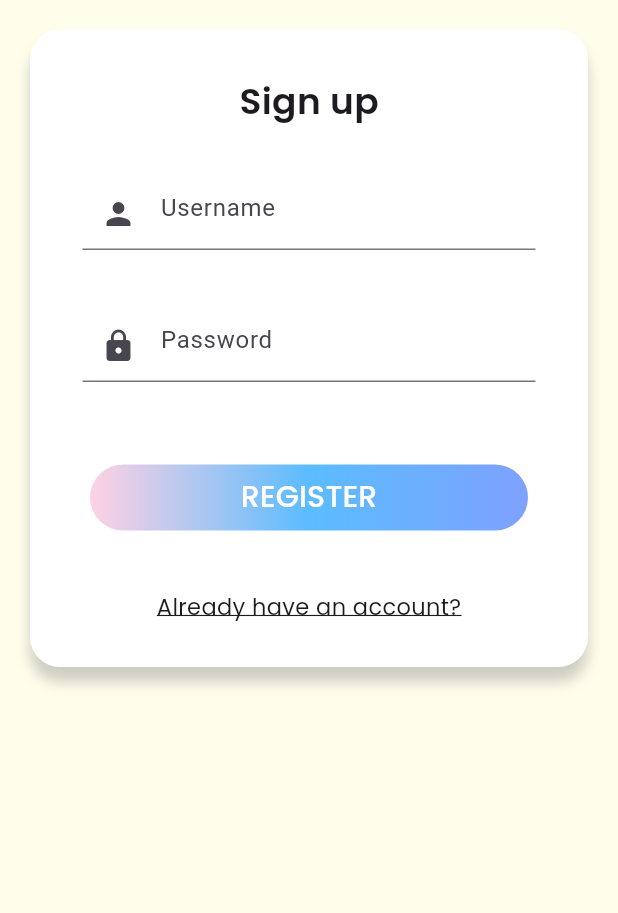
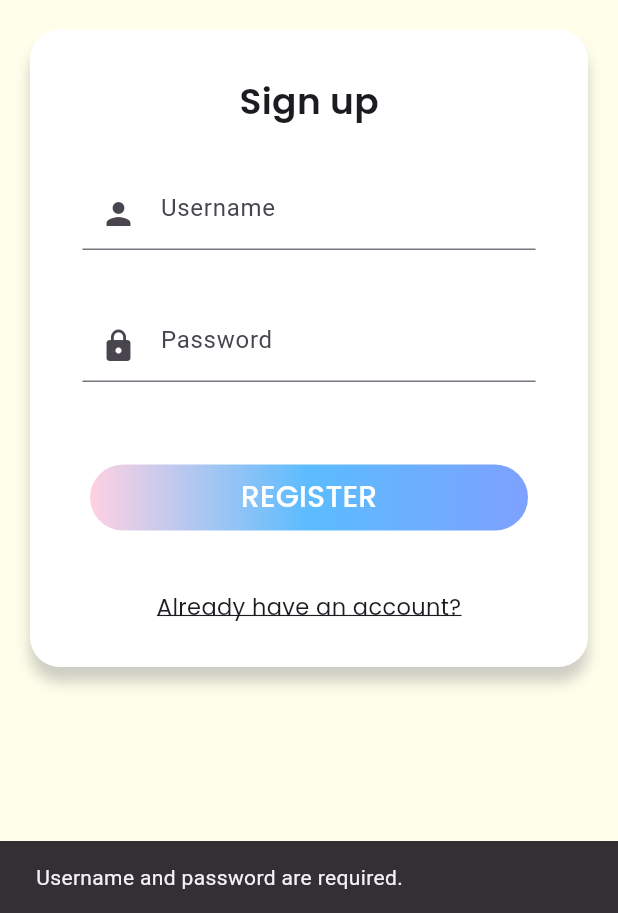
Before and after one commit to ARNE-08/Mood-Palette, a Flutter app: the SignupPage screen opened directly, after a tap on "REGISTER", on a phone screen of 412 x 824 dp, the part 323-1236 px from its top. Run offline on Flutter 3.47's test engine with Material 3 defaults, Android fonts, the phone set to English and light mode, and no system bars; our stand-ins replace google_fonts.

Commit message:
[ADD] signup auth

```diff
--- a/mood_palette/lib/screen/auth/signup.dart
+++ b/mood_palette/lib/screen/auth/signup.dart
@@ -1,9 +1,60 @@
+import 'dart:convert';
 import 'package:flutter/material.dart';
+import 'package:http/http.dart' as http;
 import 'package:google_fonts/google_fonts.dart';
 import 'package:mood_palette/screen/auth/login.dart';
 import 'package:mood_palette/widget/loginbutton.dart';
 
 class SignupPage extends StatelessWidget {
+  final TextEditingController _usernameController = TextEditingController();
+  final TextEditingController _passwordController = TextEditingController();
+
+  Future<void> _register(BuildContext context) async {
+    final String username = _usernameController.text;
+    final String password = _passwordController.text;
+
+    // Make sure username and password are not empty
+    if (username.isEmpty || password.isEmpty) {
+      // Show error message
+      ScaffoldMessenger.of(context).showSnackBar(
+        SnackBar(
+          content: Text('Username and password are required.'),
+        ),
+      );
+      return;
+    }
+
+    // Make HTTP POST request to signup endpoint
+      // Make HTTP POST request to signup endpoint
+    final url = Uri.parse('http://localhost:3000/signup');
+    final response = await http.post(
+      url,
+      body: jsonEncode({'username': username, 'password': password}),
+      headers: {'Content-Type': 'application/json'},
+    );
+
+    if (response.statusCode == 200) {
+      // Signup successful
+      // Navigate to login page
+      Navigator.pushReplacement(
+        context,
+        MaterialPageRoute(builder: (context) => LoginPage()),
+      );
+    } else {
+      // Signup failed
+      // Show error message
+      _showSnackBar(context, 'Signup failed. Please try again.');
+    }
+  }
+
+  void _showSnackBar(BuildContext context, String message) {
+    ScaffoldMessenger.of(context).showSnackBar(
+      SnackBar(
+        content: Text(message),
+      ),
+    );
+  }
+
   @override
   Widget build(BuildContext context) {
     final ColorScheme colorScheme = Theme.of(context).colorScheme;
@@ -79,6 +130,7 @@ class SignupPage extends StatelessWidget {
                           Padding(
                             padding: const EdgeInsets.all(15.0),
                             child: TextFormField(
+                              controller: _usernameController,
                               decoration: InputDecoration(
                                 hintText: 'Username',
                                 prefixIcon: Icon(Icons.person), // User icon
@@ -89,6 +141,7 @@ class SignupPage extends StatelessWidget {
                           Padding(
                             padding: const EdgeInsets.all(15.0),
                             child: TextFormField(
+                              controller: _passwordController,
                               decoration: InputDecoration(
                                 hintText: 'Password',
                                 prefixIcon: Icon(Icons.lock), // Lock icon
@@ -101,17 +154,17 @@ class SignupPage extends StatelessWidget {
                             padding: const EdgeInsets.all(20.0),
                             child: MyElevatedButton(
                               width: double.infinity,
-                              onPressed: () {},
+                              onPressed: () => _register(context),
                               borderRadius: BorderRadius.circular(50),
                               child: Text(
                                 'REGISTER',
                                 style: GoogleFonts.poppins(
                                   textStyle: TextStyle(
                                     fontSize: 20,
-                                    color: Colors.white
+                                    color: Colors.white,
                                   ),
+                                ),
                               ),
-                            ),
                             ),
                           ),
                           SizedBox(height: 20),
--- a/mood_palette/pubspec.yaml
+++ b/mood_palette/pubspec.yaml
@@ -36,6 +36,7 @@ dependencies:
   # Use with the CupertinoIcons class for iOS style icons.
   cupertino_icons: ^1.0.2
   google_fonts: ^6.2.1
+  http: ^1.2.1
 
 dev_dependencies:
   flutter_test:
```
Also changed, not shown: mood_palette/lib/main.dart (+0 -25 lines), mood_palette/pubspec.lock, 2 other files.
